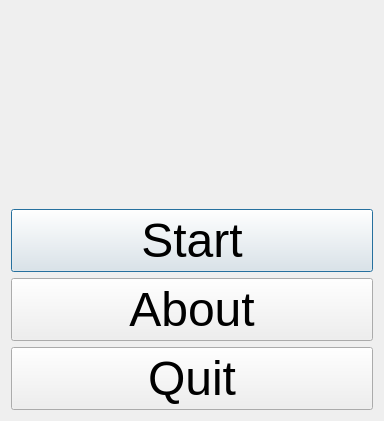
The window that Tools/ToolStateObserver/qtstateobservermenudialog.ui (richelbilderbeek/ProjectRichelBilderbeek) describes before a commit, drawn with Qt 5.
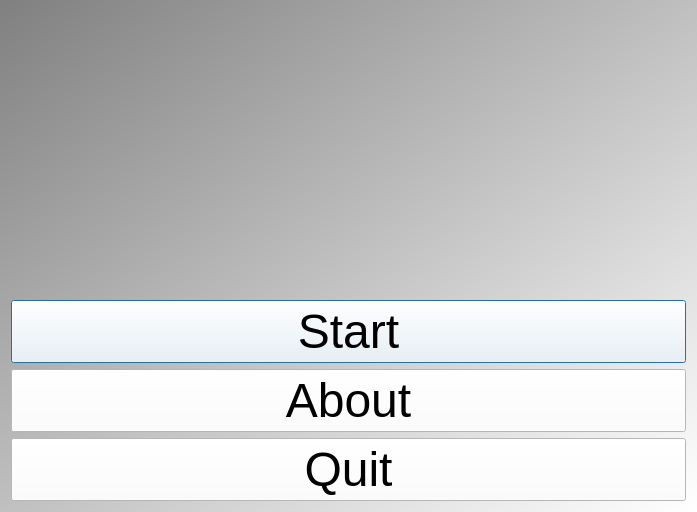
The same window after the commit. Icons and pictures are not drawn.

The edit to the form file:
```diff
--- a/Tools/ToolStateObserver/qtstateobservermenudialog.ui
+++ b/Tools/ToolStateObserver/qtstateobservermenudialog.ui
@@ -6,8 +6,8 @@
    <rect>
     <x>0</x>
     <y>0</y>
-    <width>384</width>
-    <height>421</height>
+    <width>697</width>
+    <height>512</height>
    </rect>
   </property>
   <property name="font">
@@ -18,6 +18,14 @@
   <property name="windowTitle">
    <string>StateObserver</string>
   </property>
+  <property name="styleSheet">
+   <string notr="true">QDialog { 
+background-color: qlineargradient(x1: 0, y1: 0, x2: 1, y2: 1, stop: 0  #808080, stop: 1 #ffffff);
+}
+QPushButton { background-color: rgb(255, 255, 255);  }
+QPushButton { color: rgb(0,0,0); }
+QPushButton { font: 48px, &quot;monospace&quot; }</string>
+  </property>
   <layout class="QVBoxLayout" name="verticalLayout">
    <item>
     <widget class="QLabel" name="image">
```
